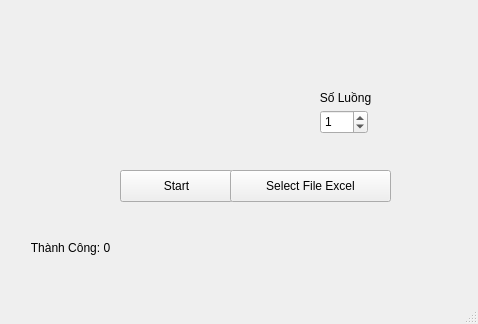
Old version of the form DATA/FormGG.ui in the repository NguyenAnhIT/GoogleForm-Thanh-Ho-i.
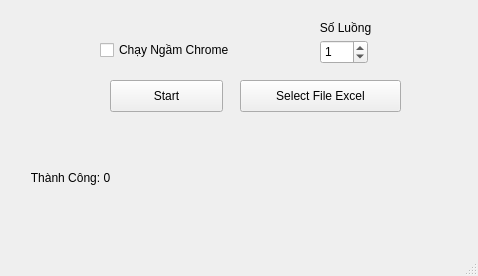
New version of the form.

Commit message: update headless check,status

What changed in the file:
```diff
--- a/DATA/FormGG.ui
+++ b/DATA/FormGG.ui
@@ -7,7 +7,7 @@
     <x>0</x>
     <y>0</y>
     <width>478</width>
-    <height>324</height>
+    <height>276</height>
    </rect>
   </property>
   <property name="windowTitle">
@@ -17,8 +17,8 @@
    <widget class="QPushButton" name="pushButton">
     <property name="geometry">
      <rect>
-      <x>120</x>
-      <y>170</y>
+      <x>110</x>
+      <y>80</y>
       <width>113</width>
       <height>32</height>
      </rect>
@@ -31,7 +31,7 @@
     <property name="geometry">
      <rect>
       <x>320</x>
-      <y>110</y>
+      <y>40</y>
       <width>48</width>
       <height>24</height>
      </rect>
@@ -44,7 +44,7 @@
     <property name="geometry">
      <rect>
       <x>310</x>
-      <y>90</y>
+      <y>20</y>
       <width>71</width>
       <height>16</height>
      </rect>
@@ -59,8 +59,8 @@
    <widget class="QPushButton" name="pushButton_2">
     <property name="geometry">
      <rect>
-      <x>230</x>
-      <y>170</y>
+      <x>240</x>
+      <y>80</y>
       <width>161</width>
       <height>32</height>
      </rect>
@@ -73,7 +73,7 @@
     <property name="geometry">
      <rect>
       <x>20</x>
-      <y>240</y>
+      <y>170</y>
       <width>101</width>
       <height>16</height>
      </rect>
@@ -85,16 +85,35 @@
      <set>Qt::AlignCenter</set>
     </property>
    </widget>
-  </widget>
-  <widget class="QMenuBar" name="menubar">
-   <property name="geometry">
-    <rect>
-     <x>0</x>
-     <y>0</y>
-     <width>478</width>
-     <height>24</height>
-    </rect>
-   </property>
+   <widget class="QLabel" name="label_3">
+    <property name="geometry">
+     <rect>
+      <x>0</x>
+      <y>130</y>
+      <width>471</width>
+      <height>20</height>
+     </rect>
+    </property>
+    <property name="text">
+     <string/>
+    </property>
+    <property name="alignment">
+     <set>Qt::AlignCenter</set>
+    </property>
+   </widget>
+   <widget class="QCheckBox" name="checkBox">
+    <property name="geometry">
+     <rect>
+      <x>100</x>
+      <y>40</y>
+      <width>141</width>
+      <height>20</height>
+     </rect>
+    </property>
+    <property name="text">
+     <string>Chạy Ngầm Chrome</string>
+    </property>
+   </widget>
   </widget>
   <widget class="QStatusBar" name="statusbar"/>
  </widget>
```
The commit also changes 1 other file.
